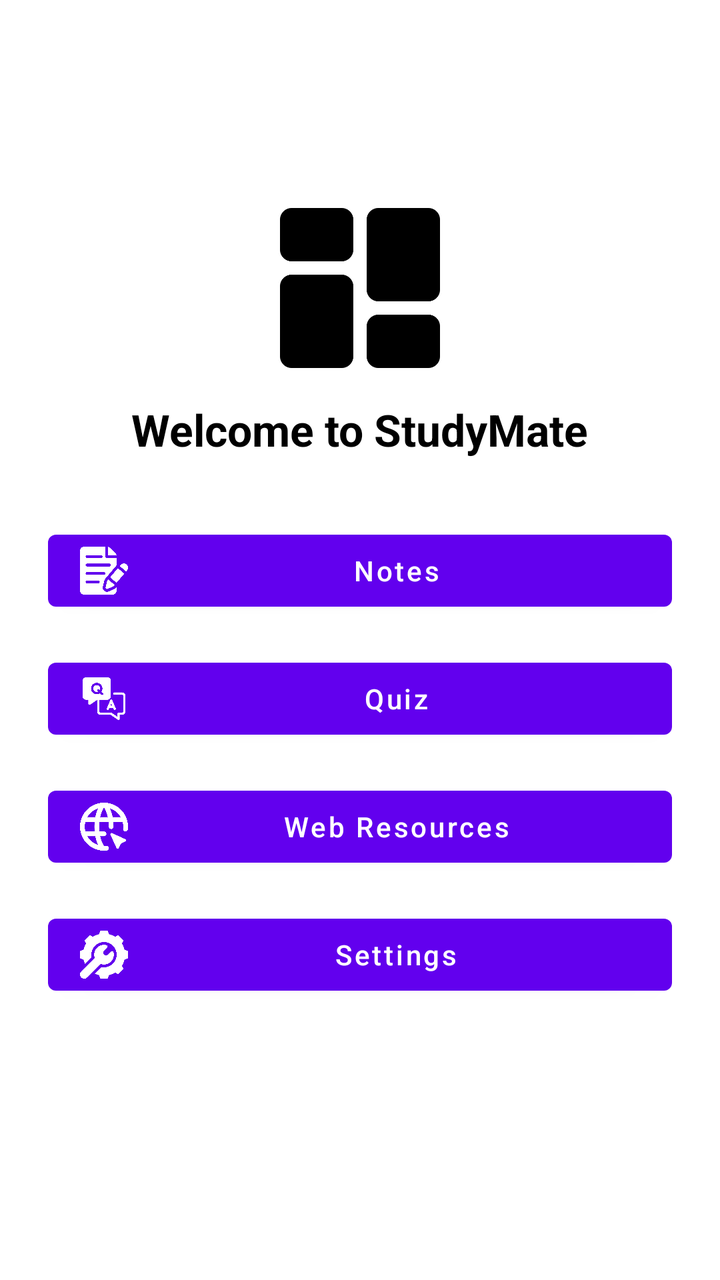
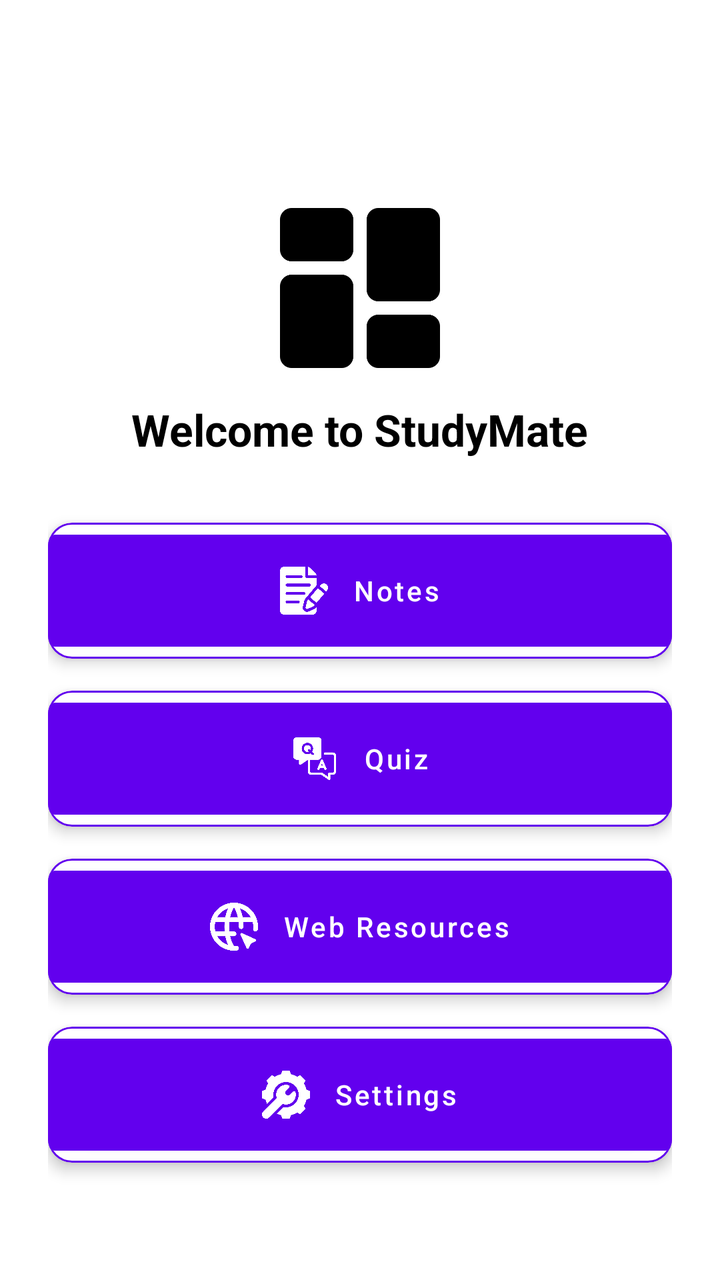

Before-and-after screenshots of an Android layout around one commit, followed by the original layout XML and the change that was made.
<!-- AndroidManifest.xml: application theme Theme.StudyMate.Light -->
<!-- res/layout/activity_home.xml -->
<?xml version="1.0" encoding="utf-8"?>
<ScrollView xmlns:android="http://schemas.android.com/apk/res/android"
    xmlns:app="http://schemas.android.com/apk/res-auto"
    android:layout_width="match_parent"
    android:layout_height="match_parent"
    android:background="@color/white"
    android:padding="24dp">

    <LinearLayout
        android:layout_width="match_parent"
        android:layout_height="wrap_content"
        android:orientation="vertical"
        android:gravity="center_horizontal">

        
        <ImageView
            android:layout_width="80dp"
            android:layout_height="80dp"
            android:src="@drawable/ic_dashboard"
            android:contentDescription="@string/app_name"
            android:scaleType="centerInside"

            android:layout_marginTop="80dp"
            android:layout_marginBottom="16dp" />

        
        <TextView
            android:id="@+id/tvWelcome"
            android:layout_width="wrap_content"
            android:layout_height="wrap_content"
            android:text="@string/home_welcome"
            android:textSize="22sp"
            android:textStyle="bold"
            android:textColor="@color/black"
            android:layout_marginBottom="32dp" />

        
        <com.google.android.material.button.MaterialButton
            android:id="@+id/btnNotes"
            style="@style/Widget.MaterialComponents.Button"
            android:layout_width="match_parent"
            android:layout_height="wrap_content"
            android:text="@string/btn_notes"
            android:textAllCaps="false"
            android:layout_marginBottom="16dp"
            app:icon="@drawable/ic_notes"
            app:iconSize="24dp"
            app:iconPadding="12dp"
            app:iconTint="@android:color/white" />

        
        <com.google.android.material.button.MaterialButton
            android:id="@+id/btnQuiz"
            style="@style/Widget.MaterialComponents.Button"
            android:layout_width="match_parent"
            android:layout_height="wrap_content"
            android:text="@string/btn_quiz"
            android:textAllCaps="false"
            android:layout_marginBottom="16dp"
            app:icon="@drawable/ic_quiz"
            app:iconSize="24dp"
            app:iconPadding="12dp"
            app:iconTint="@android:color/white" />

        
        <com.google.android.material.button.MaterialButton
            android:id="@+id/btnWeb"
            style="@style/Widget.MaterialComponents.Button"
            android:layout_width="match_parent"
            android:layout_height="wrap_content"
            android:text="@string/btn_web"
            android:textAllCaps="false"
            android:layout_marginBottom="16dp"
            app:icon="@drawable/ic_web"
            app:iconSize="24dp"
            app:iconPadding="12dp"
            app:iconTint="@android:color/white" />

        
        <com.google.android.material.button.MaterialButton
            android:id="@+id/btnSettings"
            style="@style/Widget.MaterialComponents.Button"
            android:layout_width="match_parent"
            android:layout_height="wrap_content"
            android:text="@string/btn_settings"
            android:textAllCaps="false"
            android:layout_marginBottom="32dp"
            app:icon="@drawable/ic_settings"
            app:iconSize="24dp"
            app:iconPadding="12dp"
            app:iconTint="@android:color/white" />

    </LinearLayout>
</ScrollView>
<!-- resources referenced by this layout -->
<resources>
  <color name="black">#FF000000</color>
  <color name="white">#FFFFFFFF</color>
  <!-- drawable ic_dashboard: png bitmap (drawable, 7414 bytes) -->
  <!-- drawable ic_notes: png bitmap (drawable, 12076 bytes) -->
  <!-- drawable ic_quiz: png bitmap (drawable, 11906 bytes) -->
  <!-- drawable ic_settings: png bitmap (drawable, 13839 bytes) -->
  <!-- drawable ic_web: png bitmap (drawable, 15920 bytes) -->
  <string name="app_name">StudyMate</string>
  <string name="btn_notes">Notes</string>
  <string name="btn_quiz">Quiz</string>
  <string name="btn_settings">Settings</string>
  <string name="btn_web">Web Resources</string>
  <string name="home_welcome">Welcome to StudyMate</string>
  <style name="Theme.StudyMate.Light" parent="Theme.MaterialComponents.DayNight.DarkActionBar">
      <item name="colorPrimary">@color/purple_500</item>
      <item name="colorPrimaryVariant">@color/purple_700</item>
      <item name="colorOnPrimary">@color/white</item>
      <item name="colorSecondary">@color/teal_200</item>
      <item name="colorSecondaryVariant">@color/teal_700</item>
      <item name="colorOnSecondary">@color/black</item>
      <item name="android:windowBackground">@color/white</item>
  </style>
  <color name="purple_500">#6200EE</color>
  <color name="purple_700">#3700B3</color>
  <color name="teal_200">#03DAC5</color>
  <color name="teal_700">#018786</color>
</resources>

<!-- the commit's change to res/layout/activity_home.xml (unified diff, before → after) -->
@@ -19,7 +19,6 @@
             android:src="@drawable/ic_dashboard"
             android:contentDescription="@string/app_name"
             android:scaleType="centerInside"
-
             android:layout_marginTop="80dp"
             android:layout_marginBottom="16dp" />
 
@@ -35,60 +34,105 @@
             android:layout_marginBottom="32dp" />
 
         
-        <com.google.android.material.button.MaterialButton
-            android:id="@+id/btnNotes"
-            style="@style/Widget.MaterialComponents.Button"
+        <com.google.android.material.card.MaterialCardView
             android:layout_width="match_parent"
             android:layout_height="wrap_content"
-            android:text="@string/btn_notes"
-            android:textAllCaps="false"
             android:layout_marginBottom="16dp"
-            app:icon="@drawable/ic_notes"
-            app:iconSize="24dp"
-            app:iconPadding="12dp"
-            app:iconTint="@android:color/white" />
+            app:cardCornerRadius="12dp"
+            app:cardElevation="4dp"
+            app:strokeColor="@color/primary"
+            app:strokeWidth="1dp">
 
-        
-        <com.google.android.material.button.MaterialButton
-            android:id="@+id/btnQuiz"
-            style="@style/Widget.MaterialComponents.Button"
+            <com.google.android.material.button.MaterialButton
+                android:id="@+id/btnNotes"
+                android:layout_width="match_parent"
+                android:layout_height="wrap_content"
+                android:text="@string/btn_notes"
+                android:textAllCaps="false"
+                android:padding="16dp"
+                android:backgroundTint="@color/primary"
+                android:textColor="@android:color/white"
+                app:icon="@drawable/ic_notes"
+                app:iconSize="24dp"
+                app:iconPadding="12dp"
+                app:iconTint="@android:color/white"
+                app:iconGravity="textStart" />
+        </com.google.android.material.card.MaterialCardView>
+
+        <com.google.android.material.card.MaterialCardView
             android:layout_width="match_parent"
             android:layout_height="wrap_content"
-            android:text="@string/btn_quiz"
-            android:textAllCaps="false"
             android:layout_marginBottom="16dp"
-            app:icon="@drawable/ic_quiz"
-            app:iconSize="24dp"
-            app:iconPadding="12dp"
-            app:iconTint="@android:color/white" />
+            app:cardCornerRadius="12dp"
+            app:cardElevation="4dp"
+            app:strokeColor="@color/primary"
+            app:strokeWidth="1dp">
 
-        
-        <com.google.android.material.button.MaterialButton
-            android:id="@+id/btnWeb"
-            style="@style/Widget.MaterialComponents.Button"
+            <com.google.android.material.button.MaterialButton
+                android:id="@+id/btnQuiz"
+                android:layout_width="match_parent"
+                android:layout_height="wrap_content"
+                android:text="@string/btn_quiz"
+                android:textAllCaps="false"
+                android:padding="16dp"
+                android:backgroundTint="@color/primary"
+                android:textColor="@android:color/white"
+                app:icon="@drawable/ic_quiz"
+                app:iconSize="24dp"
+                app:iconPadding="12dp"
+                app:iconTint="@android:color/white"
+                app:iconGravity="textStart" />
+        </com.google.android.material.card.MaterialCardView>
+
+        <com.google.android.material.card.MaterialCardView
             android:layout_width="match_parent"
             android:layout_height="wrap_content"
-            android:text="@string/btn_web"
-            android:textAllCaps="false"
             android:layout_marginBottom="16dp"
-            app:icon="@drawable/ic_web"
-            app:iconSize="24dp"
-            app:iconPadding="12dp"
-            app:iconTint="@android:color/white" />
+            app:cardCornerRadius="12dp"
+            app:cardElevation="4dp"
+            app:strokeColor="@color/primary"
+            app:strokeWidth="1dp">
 
-        
-        <com.google.android.material.button.MaterialButton
-            android:id="@+id/btnSettings"
-            style="@style/Widget.MaterialComponents.Button"
+            <com.google.android.material.button.MaterialButton
+                android:id="@+id/btnWeb"
+                android:layout_width="match_parent"
+                android:layout_height="wrap_content"
+                android:text="@string/btn_web"
+                android:textAllCaps="false"
+                android:padding="16dp"
+                android:backgroundTint="@color/primary"
+                android:textColor="@android:color/white"
+                app:icon="@drawable/ic_web"
+                app:iconSize="24dp"
+                app:iconPadding="12dp"
+                app:iconTint="@android:color/white"
+                app:iconGravity="textStart" />
+        </com.google.android.material.card.MaterialCardView>
+
+        <com.google.android.material.card.MaterialCardView
             android:layout_width="match_parent"
             android:layout_height="wrap_content"
-            android:text="@string/btn_settings"
-            android:textAllCaps="false"
             android:layout_marginBottom="32dp"
-            app:icon="@drawable/ic_settings"
-            app:iconSize="24dp"
-            app:iconPadding="12dp"
-            app:iconTint="@android:color/white" />
+            app:cardCornerRadius="12dp"
+            app:cardElevation="4dp"
+            app:strokeColor="@color/primary"
+            app:strokeWidth="1dp">
+
+            <com.google.android.material.button.MaterialButton
+                android:id="@+id/btnSettings"
+                android:layout_width="match_parent"
+                android:layout_height="wrap_content"
+                android:text="@string/btn_settings"
+                android:textAllCaps="false"
+                android:padding="16dp"
+                android:backgroundTint="@color/primary"
+                android:textColor="@android:color/white"
+                app:icon="@drawable/ic_settings"
+                app:iconSize="24dp"
+                app:iconPadding="12dp"
+                app:iconTint="@android:color/white"
+                app:iconGravity="textStart" />
+        </com.google.android.material.card.MaterialCardView>
 
     </LinearLayout>
 </ScrollView>
<!-- resource entries referenced after the edit -->
@@ -1,6 +1,7 @@
 <!-- resources referenced by this layout -->
 <resources>
   <color name="black">#FF000000</color>
+  <color name="primary">#6200EE</color>
   <color name="white">#FFFFFFFF</color>
   <!-- drawable ic_dashboard: png bitmap (drawable, 7414 bytes) -->
   <!-- drawable ic_notes: png bitmap (drawable, 12076 bytes) -->
@@ -24,7 +25,7 @@
   </style>
   <color name="purple_500">#6200EE</color>
   <color name="purple_700">#3700B3</color>
-  <color name="teal_200">#03DAC5</color>
+  <color name="teal_200">#2AD1C4</color>
   <color name="teal_700">#018786</color>
 </resources>
 
